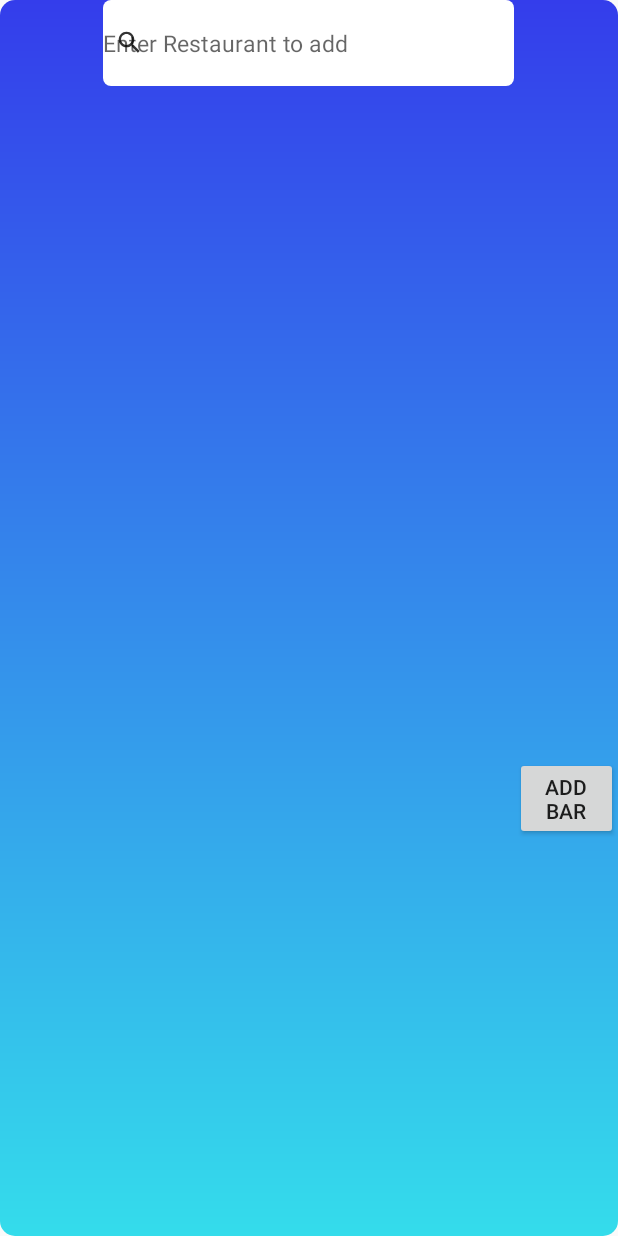
After one commit to clarson1229/on_me, an Android app: the layout activity_add_fav_bar.xml on its own in the app's theme, with its tools: preview values and no code run, on a phone screen of 412 x 824 dp. The commit adds this screen. Run offline under Robolectric (Android 15) with nearby library versions, the phone set to English and light mode, and no system bars.

Commit message:
will be deleted

```diff
--- a/app/src/main/AndroidManifest.xml
+++ b/app/src/main/AndroidManifest.xml
@@ -40,6 +40,7 @@
                 <category android:name="android.intent.category.LAUNCHER" />
             </intent-filter>
         </activity>
+        <activity android:name=".AddFavBar" android:theme="@style/AppTheme.Popup"/>
         <activity
             android:name=".MainActivity"
             android:label="@string/app_name"
--- /dev/null
+++ b/app/src/main/res/drawable/pop_gradient.xml
@@ -0,0 +1,8 @@
+<?xml version="1.0" encoding="utf-8"?>
+<shape xmlns:android="http://schemas.android.com/apk/res/android">
+    <gradient android:angle="270"
+        android:startColor="#343deb"
+        android:endColor="#34dceb"/>
+
+    <corners android:radius="10dp"/>
+</shape>
--- /dev/null
+++ b/app/src/main/res/layout/activity_add_fav_bar.xml
@@ -0,0 +1,66 @@
+<?xml version="1.0" encoding="utf-8"?>
+<RelativeLayout xmlns:android="http://schemas.android.com/apk/res/android"
+    xmlns:app="http://schemas.android.com/apk/res-auto"
+    xmlns:tools="http://schemas.android.com/tools"
+    android:layout_width="match_parent"
+    android:layout_height="match_parent"
+    tools:context=".AddFavBar"
+    android:background="@drawable/pop_gradient">
+
+
+    <RelativeLayout
+        android:id="@+id/relativeLayoutSearchBarRestaurant"
+        android:layout_width="274dp"
+        android:layout_height="57dp"
+        android:layout_centerHorizontal="true"
+        android:background="@drawable/white_border"
+        >
+
+        <EditText
+            android:id="@+id/input_search"
+            android:layout_width="match_parent"
+            android:layout_height="match_parent"
+            android:background="@null"
+            android:hint="@string/enter_restaurant_to_add"
+            android:imeOptions="actionSearch"
+            android:textColor="#000"
+            android:textSize="15sp" />
+
+        <ImageView
+            android:id="@+id/ic_magnify"
+            android:layout_width="15dp"
+            android:layout_height="15dp"
+            android:layout_centerVertical="true"
+            android:layout_marginStart="10dp"
+            android:layout_marginLeft="10dp"
+            android:src="@drawable/ic_magnify" />
+
+
+    </RelativeLayout>
+
+    <RelativeLayout
+        android:id="@+id/recycleRelative"
+        android:layout_width="275dp"
+        android:layout_height="447dp"
+        android:layout_centerHorizontal="true"
+        android:layout_below="@+id/relativeLayoutSearchBarRestaurant">
+        <androidx.recyclerview.widget.RecyclerView
+            android:layout_width="match_parent"
+            android:layout_height="match_parent"
+            android:id="@+id/restaurantRecycleView"
+            android:padding="4dp"
+            android:scrollbars="vertical"
+            />
+    </RelativeLayout>
+
+    <Button
+        android:layout_below="@+id/recycleRelative"
+        android:layout_toRightOf="@+id/recycleRelative"
+        android:id="@+id/button2"
+        android:layout_width="wrap_content"
+        android:layout_height="wrap_content"
+        android:text="@string/add_bar"
+        />
+
+
+</RelativeLayout>
--- a/app/src/main/res/values/styles.xml
+++ b/app/src/main/res/values/styles.xml
@@ -16,5 +16,8 @@
     <style name="AppTheme.AppBarOverlay" parent="ThemeOverlay.AppCompat.Dark.ActionBar" />
 
     <style name="AppTheme.PopupOverlay" parent="ThemeOverlay.AppCompat.Light" />
-
+    <style name="AppTheme.Popup" >
+        <item name="android:windowIsTranslucent">true</item>
+        <item name="android:windowCloseOnTouchOutside">true</item>
+    </style>
 </resources>
```
Also changed, not shown: app/src/main/java/com/connorlarson/onme/AddFavBar.java (added, +48 -0 lines), app/src/main/java/com/connorlarson/onme/MainActivity.java (+8 -1 lines), app/src/main/java/com/connorlarson/onme/Restaurant.java (+66 -55 lines), app/src/main/java/com/connorlarson/onme/RestaurantRecyclerAdapter.java (added, +62 -0 lines), app/src/main/java/com/connorlarson/onme/ui/favorites/FavoritesFragment.java (+25 -3 lines), app/src/main/res/layout/restaurant_item.xml (added, +45 -0 lines), app/src/main/res/values/strings.xml (+6 -1 lines).
